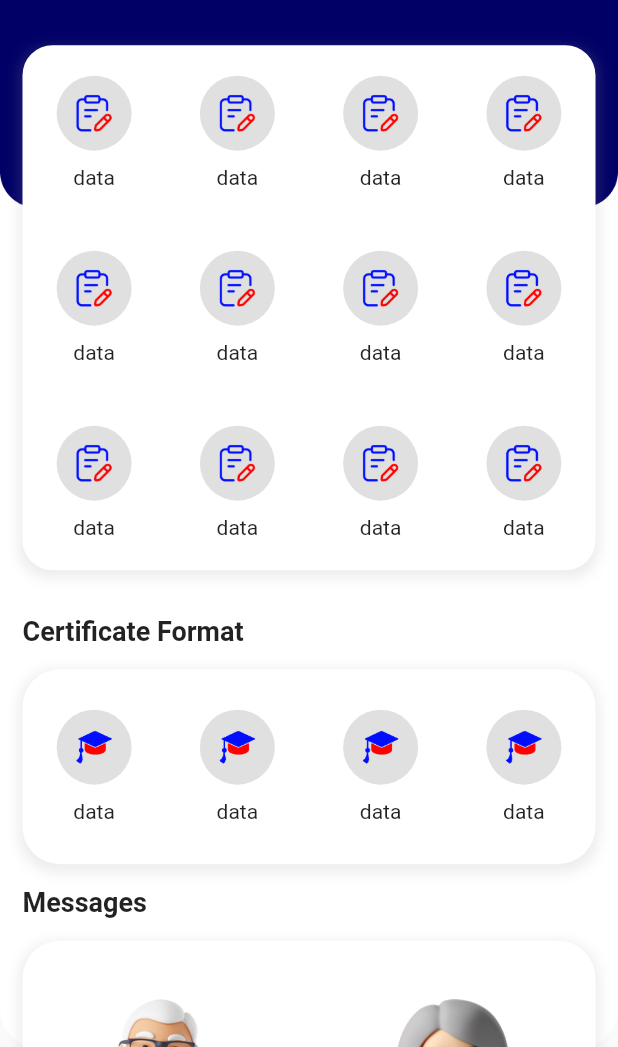
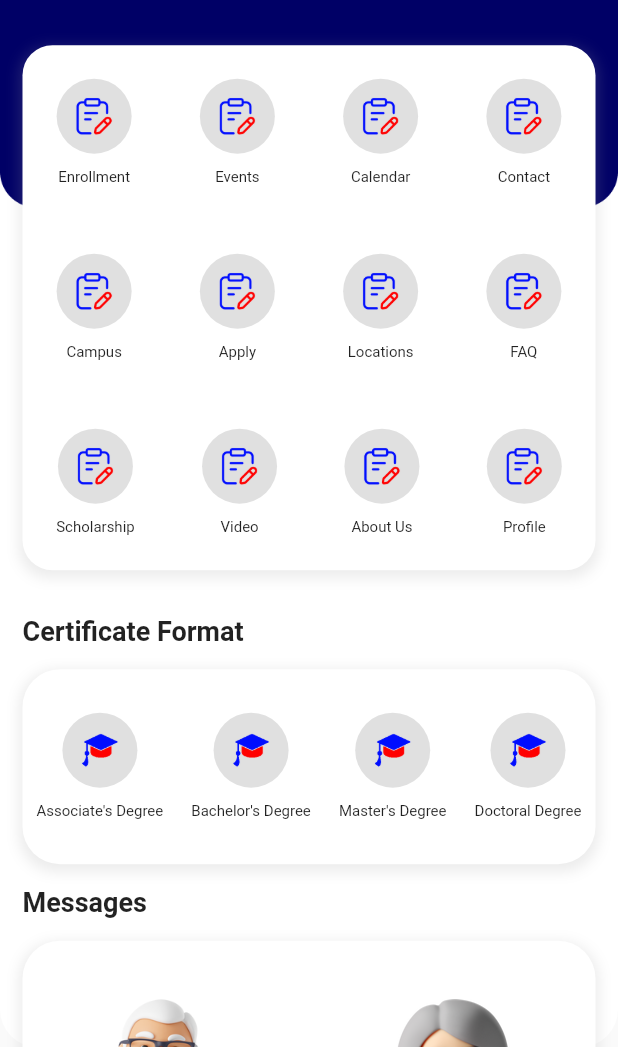
Before and after one commit to Jangouji99/bbu-app-design-ui, a Flutter app: the screen it shows after launch, on a phone screen of 412 x 824 dp, the part 189-1236 px from its top. Run offline on Flutter 3.47's test engine with Material 2 defaults, Android fonts, the light colour scheme and no system bars; our stand-ins replace easy_localization.

Commit message:
update code

```diff
--- a/lib/screens/home/components/body.dart
+++ b/lib/screens/home/components/body.dart
@@ -65,7 +65,10 @@ class _MyWidgetState extends State<Body> {
                           SizedBox(
                             height: 10,
                           ),
-                          Text("data")
+                          Text(
+                            "Enrollment",
+                            style: TextStyle(fontSize: 10),
+                          )
                         ],
                       ),
                     ),
@@ -85,7 +88,10 @@ class _MyWidgetState extends State<Body> {
                           SizedBox(
                             height: 10,
                           ),
-                          Text("data")
+                          Text(
+                            "Events",
+                            style: TextStyle(fontSize: 10),
+                          )
                         ],
                       ),
                     ),
@@ -105,7 +111,10 @@ class _MyWidgetState extends State<Body> {
                           SizedBox(
                             height: 10,
                           ),
-                          Text("data")
+                          Text(
+                            "Calendar",
+                            style: TextStyle(fontSize: 10),
+                          )
                         ],
                       ),
                     ),
@@ -125,7 +134,10 @@ class _MyWidgetState extends State<Body> {
                           SizedBox(
                             height: 10,
                           ),
-                          Text("data")
+                          Text(
+                            "Contact",
+                            style: TextStyle(fontSize: 10),
+                          )
                         ],
                       ),
                     ),
@@ -150,7 +162,10 @@ class _MyWidgetState extends State<Body> {
                           SizedBox(
                             height: 10,
                           ),
-                          Text("data")
+                          Text(
+                            "Campus",
+                            style: TextStyle(fontSize: 10),
+                          )
                         ],
                       ),
                     ),
@@ -170,7 +185,10 @@ class _MyWidgetState extends State<Body> {
                           SizedBox(
                             height: 10,
                           ),
-                          Text("data")
+                          Text(
+                            "Apply",
+                            style: TextStyle(fontSize: 10),
+                          )
                         ],
                       ),
                     ),
@@ -190,7 +208,10 @@ class _MyWidgetState extends State<Body> {
                           SizedBox(
                             height: 10,
                           ),
-                          Text("data")
+                          Text(
+                            "Locations",
+                            style: TextStyle(fontSize: 10),
+                          )
                         ],
                       ),
                     ),
@@ -210,7 +231,10 @@ class _MyWidgetState extends State<Body> {
                           SizedBox(
                             height: 10,
                           ),
-                          Text("data")
+                          Text(
+                            "FAQ",
+                            style: TextStyle(fontSize: 10),
+                          )
                         ],
                       ),
                     ),
@@ -235,7 +259,10 @@ class _MyWidgetState extends State<Body> {
                           SizedBox(
                             height: 10,
                           ),
-                          Text("data")
+                          Text(
+                            "Scholarship",
+                            style: TextStyle(fontSize: 10),
+                          )
                         ],
                       ),
                     ),
@@ -255,7 +282,10 @@ class _MyWidgetState extends State<Body> {
                           SizedBox(
                             height: 10,
                           ),
-                          Text("data")
+                          Text(
+                            "Video",
+                            style: TextStyle(fontSize: 10),
+                          )
                         ],
                       ),
                     ),
@@ -275,7 +305,10 @@ class _MyWidgetState extends State<Body> {
                           SizedBox(
                             height: 10,
                           ),
-                          Text("data")
+                          Text(
+                            "About Us",
+                            style: TextStyle(fontSize: 10),
+                          )
                         ],
                       ),
                     ),
@@ -295,7 +328,10 @@ class _MyWidgetState extends State<Body> {
                           SizedBox(
                             height: 10,
                           ),
-                          Text("data")
+                          Text(
+                            "Profile",
+                            style: TextStyle(fontSize: 10),
+                          )
                         ],
                       ),
                     ),
@@ -359,7 +395,10 @@ class _MyWidgetState extends State<Body> {
                           SizedBox(
                             height: 10,
                           ),
-                          Text("data")
+                          Text(
+                            "Associate's Degree",
+                            style: TextStyle(fontSize: 10),
+                          )
                         ],
                       ),
                     ),
@@ -378,7 +417,10 @@ class _MyWidgetState extends State<Body> {
                           SizedBox(
                             height: 10,
                           ),
-                          Text("data")
+                          Text(
+                            "Bachelor's Degree",
+                            style: TextStyle(fontSize: 10),
+                          )
                         ],
                       ),
                     ),
@@ -397,7 +439,10 @@ class _MyWidgetState extends State<Body> {
                           SizedBox(
                             height: 10,
                           ),
-                          Text("data")
+                          Text(
+                            "Master's Degree",
+                            style: TextStyle(fontSize: 10),
+                          )
                         ],
                       ),
                     ),
@@ -416,7 +461,10 @@ class _MyWidgetState extends State<Body> {
                           SizedBox(
                             height: 10,
                           ),
-                          Text("data")
+                          Text(
+                            "Doctoral Degree",
+                            style: TextStyle(fontSize: 10),
+                          )
                         ],
                       ),
                     ),
```
